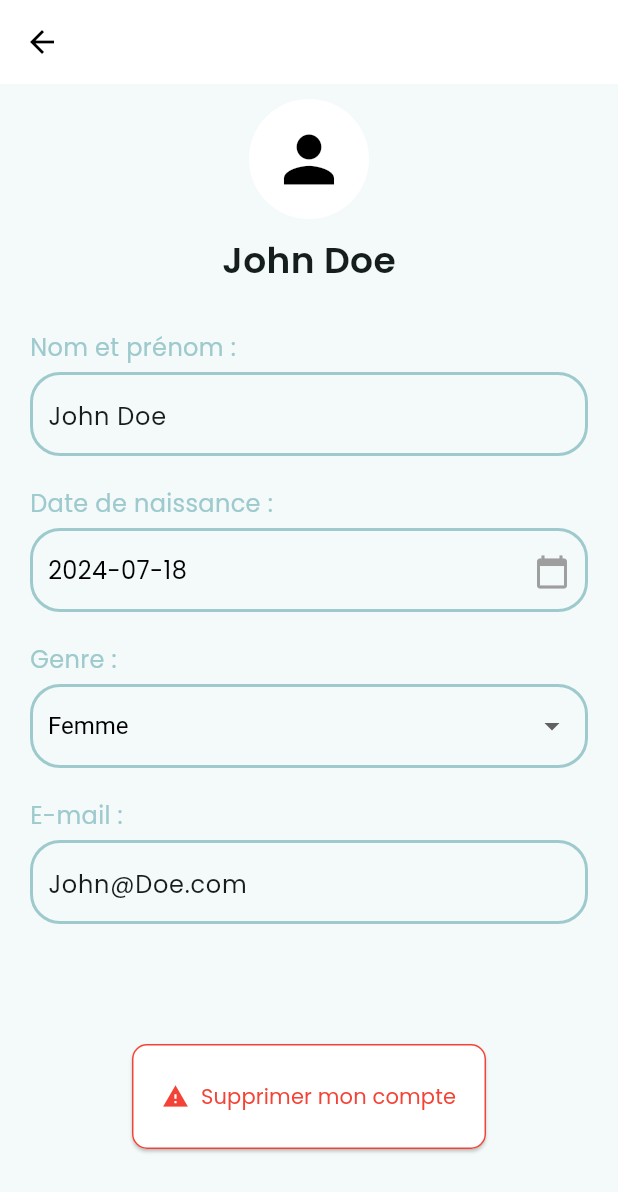
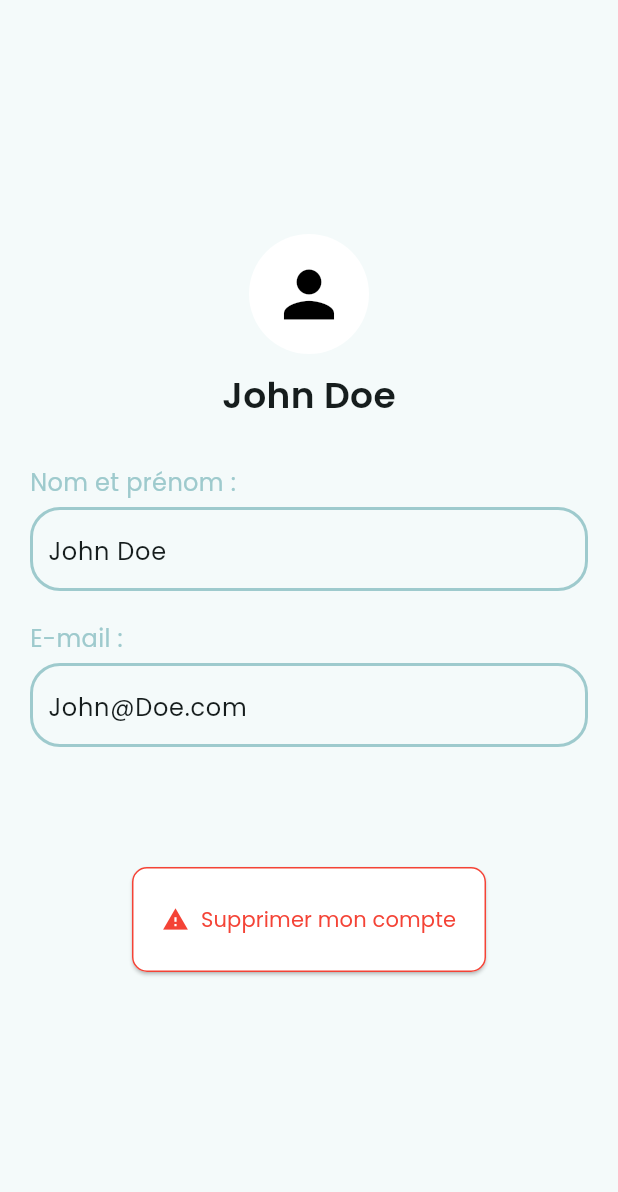
Before and after one commit to kbakazami/challenge-stack-sesame, a Flutter app: the Account screen opened directly, on a phone screen of 412 x 824 dp. Shown: the top 1192 px of the screen. Run offline on Flutter 3.47's test engine with Material 3 defaults, Android fonts, the phone set to English and light mode, and no system bars; our stand-ins replace flutter_dotenv, flutter_rating_bar, flutter_svg, google_sign_in; missing offline and left inert: app_settings, nfc_manager; accounts and stored records are empty.

```diff
--- a/front/lib/views/customer/account.dart
+++ b/front/lib/views/customer/account.dart
@@ -10,15 +10,14 @@ class Account extends StatelessWidget {
   @override
   Widget build(BuildContext context) {
     return Scaffold(
-      appBar: AppBar(
-        backgroundColor: Colors.white,
-        elevation: 0,
-        iconTheme: IconThemeData(color: Colors.black),
-      ),
-      body: Padding(
+      extendBody: true,
+      body: Align(
+        alignment: Alignment.center,
+        child: Padding(
           padding: const EdgeInsets.symmetric(horizontal: 20.0),
           child: Column(
             crossAxisAlignment: CrossAxisAlignment.center,
+            mainAxisAlignment: MainAxisAlignment.center,
             mainAxisSize: MainAxisSize.max,
             children: [
               SizedBox(height: 10),
@@ -34,8 +33,6 @@ class Account extends StatelessWidget {
               ),
               SizedBox(height: 30),
               _buildInputField('Nom et prénom :', 'John Doe'),
-            _buildDatePickerField(context, 'Date de naissance :'),
-            _buildDropdownField('Genre :'),
               _buildInputField('E-mail :', 'John@Doe.com'),
               SizedBox(height: 60),
               ElevatedButton.icon(
@@ -68,6 +65,7 @@ class Account extends StatelessWidget {
             ],
           ),
         ),
+      )
     );
   }
 
```
Lines whose indentation alone changed are shown as unchanged.
